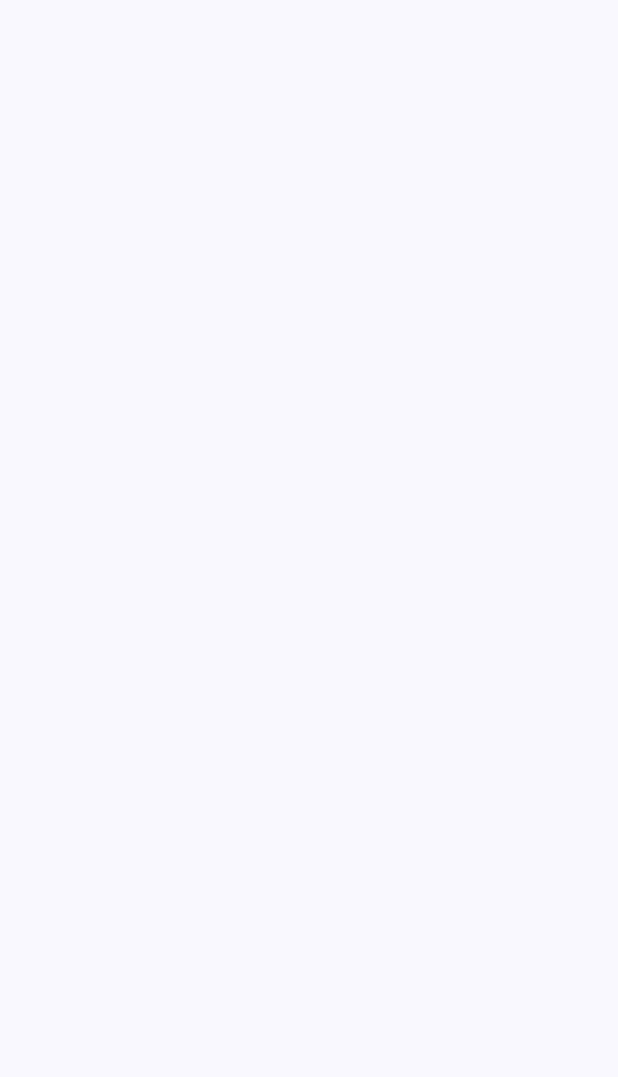
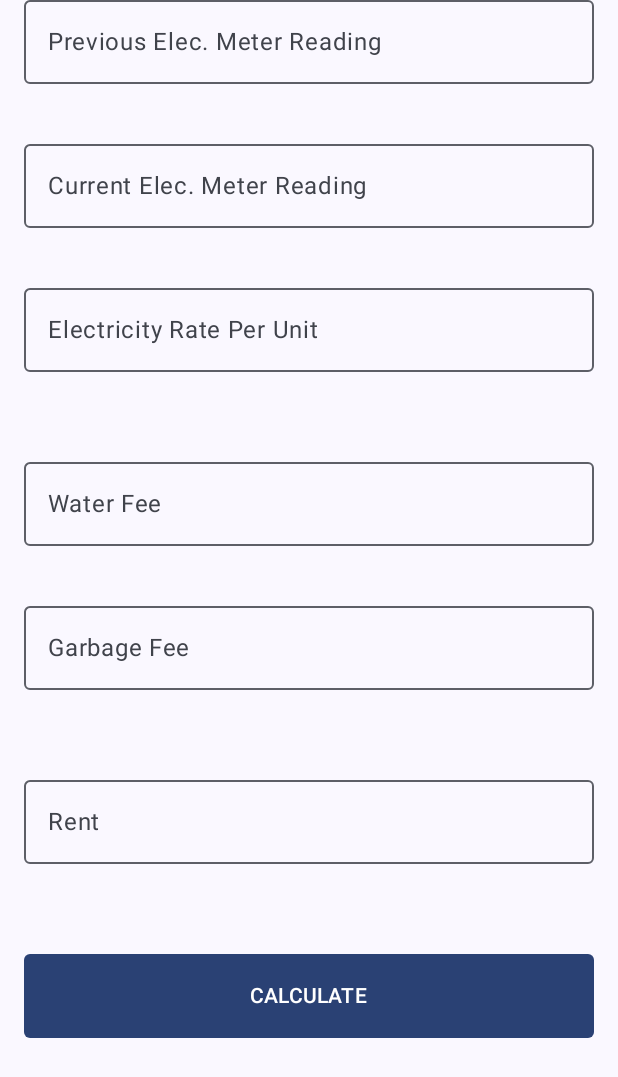
Before and after one commit to thechinkysight/Pay_Your_Stay, an Android app built with Jetpack Compose: the screen it shows after launch (MainActivity), on a phone screen of 412 x 824 dp. Before the commit the part shown is empty. Shown: the top 1077 px of the screen. Run offline under Robolectric (Android 15) with nearby library versions, the phone set to English and light mode, and no system bars.

Commit message:
Calculator page's UI structure layed out

```diff
--- a/app/src/main/java/thechinkysight/app/payyourstay/MainActivity.kt
+++ b/app/src/main/java/thechinkysight/app/payyourstay/MainActivity.kt
@@ -3,12 +3,27 @@ package thechinkysight.app.payyourstay
 import android.os.Bundle
 import androidx.activity.ComponentActivity
 import androidx.activity.compose.setContent
+import androidx.annotation.StringRes
+import androidx.compose.foundation.layout.Column
+import androidx.compose.foundation.layout.Spacer
 import androidx.compose.foundation.layout.fillMaxSize
+import androidx.compose.foundation.layout.fillMaxWidth
+import androidx.compose.foundation.layout.height
+import androidx.compose.foundation.layout.padding
+import androidx.compose.foundation.shape.RoundedCornerShape
+import androidx.compose.foundation.text.KeyboardOptions
+import androidx.compose.material3.Button
 import androidx.compose.material3.MaterialTheme
+import androidx.compose.material3.OutlinedTextField
 import androidx.compose.material3.Surface
+import androidx.compose.material3.Text
 import androidx.compose.runtime.Composable
 import androidx.compose.ui.Modifier
+import androidx.compose.ui.res.stringResource
+import androidx.compose.ui.text.input.ImeAction
+import androidx.compose.ui.text.input.KeyboardType
 import androidx.compose.ui.tooling.preview.Preview
+import androidx.compose.ui.unit.dp
 import thechinkysight.app.payyourstay.ui.theme.PayYourStayTheme
 
 class MainActivity : ComponentActivity() {
@@ -18,8 +33,7 @@ class MainActivity : ComponentActivity() {
             PayYourStayTheme {
                 // A surface container using the 'background' color from the theme
                 Surface(
-                    modifier = Modifier.fillMaxSize(),
-                    color = MaterialTheme.colorScheme.background
+                    modifier = Modifier.fillMaxSize(), color = MaterialTheme.colorScheme.background
                 ) {
                     PayYourStayApp()
                 }
@@ -31,8 +45,83 @@ class MainActivity : ComponentActivity() {
 @Composable
 fun PayYourStayApp() {
 
+    val fillMaxWidthModifier: Modifier = Modifier.fillMaxWidth()
+
+    Column(modifier = Modifier.padding(horizontal = 16.dp)) {
+        ElectricityDataInputTextFields(modifier = fillMaxWidthModifier)
+        Spacer(modifier = Modifier.height(60.dp))
+        OtherUtilitiesDataInputTextFields(modifier = fillMaxWidthModifier)
+        Spacer(modifier = Modifier.height(60.dp))
+        RentDataInputTextFields(modifier = fillMaxWidthModifier)
+        Spacer(modifier = Modifier.height(60.dp))
+        Button(
+            onClick = {},
+            modifier = fillMaxWidthModifier.height(56.dp),
+            shape = RoundedCornerShape(4.dp)
+        ) {
+            Text(text = stringResource(R.string.calculate).uppercase())
+        }
+    }
+
+}
+
+@Composable
+private fun ElectricityDataInputTextFields(modifier: Modifier = Modifier) {
+
+    Column {
+
+        DataInputTextField(
+            modifier = modifier, placeHolderStringResourceId = R.string.previous_elec_meter_reading
+        )
+
+        Spacer(modifier = Modifier.height(40.dp))
+
+        DataInputTextField(
+            modifier = modifier, placeHolderStringResourceId = R.string.current_elec_meter_reading
+        )
+
+        Spacer(modifier = Modifier.height(40.dp))
+
+        DataInputTextField(
+            modifier = modifier, placeHolderStringResourceId = R.string.electricity_rate_per_unit
+        )
+    }
 
 
+}
+
+@Composable
+private fun OtherUtilitiesDataInputTextFields(modifier: Modifier = Modifier) {
+    DataInputTextField(modifier = modifier, placeHolderStringResourceId = R.string.water_fee)
+    Spacer(modifier = Modifier.height(40.dp))
+    DataInputTextField(modifier = modifier, placeHolderStringResourceId = R.string.garbage_fee)
+}
+
+@Composable
+private fun RentDataInputTextFields(modifier: Modifier = Modifier) {
+    DataInputTextField(
+        modifier = modifier, placeHolderStringResourceId = R.string.rent, imeAction = ImeAction.Done
+    )
+}
+
+@Composable
+private fun DataInputTextField(
+    modifier: Modifier,
+    @StringRes placeHolderStringResourceId: Int,
+    imeAction: ImeAction = ImeAction.Next
+) {
+    OutlinedTextField(modifier = modifier,
+        value = "",
+        onValueChange = {},
+        singleLine = true,
+        keyboardOptions = KeyboardOptions.Default.copy(
+            keyboardType = KeyboardType.Decimal, imeAction = imeAction
+        ),
+        placeholder = {
+            Text(
+                text = stringResource(placeHolderStringResourceId)
+            )
+        })
 }
 
 @Preview(showBackground = true)
--- a/app/src/main/res/values/strings.xml
+++ b/app/src/main/res/values/strings.xml
@@ -1,3 +1,10 @@
 <resources>
     <string name="app_name">Pay Your Stay</string>
+    <string name="electricity_rate_per_unit">Electricity Rate Per Unit</string>
+    <string name="current_elec_meter_reading">Current Elec. Meter Reading</string>
+    <string name="previous_elec_meter_reading">Previous Elec. Meter Reading</string>
+    <string name="water_fee">Water Fee</string>
+    <string name="garbage_fee">Garbage Fee</string>
+    <string name="rent">Rent</string>
+    <string name="calculate">calculate</string>
 </resources>
```
